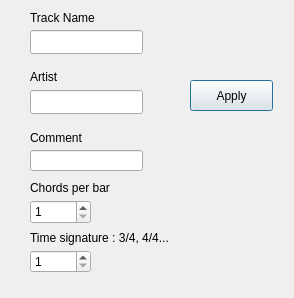
This is GridEditor/TrackProperties.ui in jcelerier/pfa_guitar_tutor as Qt 5 draws it before an edit. The edited form follows.
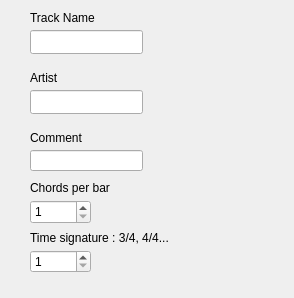
This is the edited form.

Diff of the .ui file:
```diff
--- a/GridEditor/TrackProperties.ui
+++ b/GridEditor/TrackProperties.ui
@@ -54,8 +54,8 @@
     <rect>
      <x>30</x>
      <y>70</y>
-     <width>57</width>
-     <height>14</height>
+     <width>101</width>
+     <height>16</height>
     </rect>
    </property>
    <property name="locale">
@@ -97,19 +97,6 @@
     <string>Chords per bar</string>
    </property>
   </widget>
-  <widget class="QPushButton" name="pushButton">
-   <property name="geometry">
-    <rect>
-     <x>190</x>
-     <y>80</y>
-     <width>83</width>
-     <height>31</height>
-    </rect>
-   </property>
-   <property name="text">
-    <string>Apply</string>
-   </property>
-  </widget>
   <widget class="QSpinBox" name="t_timeSignature">
    <property name="geometry">
     <rect>
@@ -131,7 +118,7 @@
     <rect>
      <x>30</x>
      <y>230</y>
-     <width>201</width>
+     <width>241</width>
      <height>16</height>
     </rect>
    </property>
```
Left out of the diff: 19 changed lines with no effect on the pictures.
